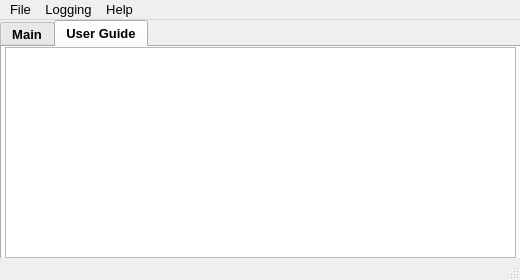
Old version of the form ui/ui_mainwindow.ui in the repository kainan-tek/ADTM_Tool.
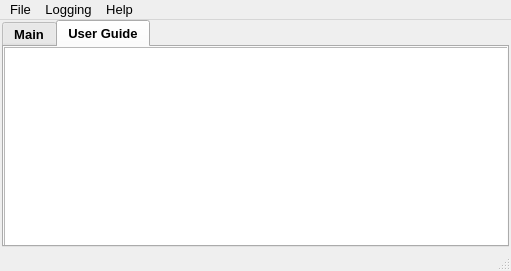
New version of the form. The open tabs and pages were chosen to show the change.

The edit to the form file:
```diff
--- a/ui/ui_mainwindow.ui
+++ b/ui/ui_mainwindow.ui
@@ -12,8 +12,8 @@
    <rect>
     <x>0</x>
     <y>0</y>
-    <width>520</width>
-    <height>280</height>
+    <width>511</width>
+    <height>271</height>
    </rect>
   </property>
   <property name="sizePolicy">
@@ -24,14 +24,14 @@
   </property>
   <property name="minimumSize">
    <size>
-    <width>520</width>
-    <height>280</height>
+    <width>511</width>
+    <height>271</height>
    </size>
   </property>
   <property name="maximumSize">
    <size>
-    <width>520</width>
-    <height>280</height>
+    <width>511</width>
+    <height>271</height>
    </size>
   </property>
   <property name="font">
@@ -55,10 +55,10 @@
     </property>
     <property name="geometry">
      <rect>
-      <x>0</x>
+      <x>2</x>
       <y>0</y>
-      <width>521</width>
-      <height>241</height>
+      <width>507</width>
+      <height>227</height>
      </rect>
     </property>
     <property name="sizePolicy">
@@ -303,10 +303,10 @@
      <widget class="QTextEdit" name="guideTextEdit">
       <property name="geometry">
        <rect>
-        <x>3</x>
+        <x>0</x>
         <y>0</y>
-        <width>511</width>
-        <height>211</height>
+        <width>505</width>
+        <height>203</height>
        </rect>
       </property>
       <property name="sizePolicy">
@@ -339,7 +339,7 @@
     <rect>
      <x>0</x>
      <y>0</y>
-     <width>520</width>
+     <width>511</width>
      <height>23</height>
     </rect>
    </property>
```
